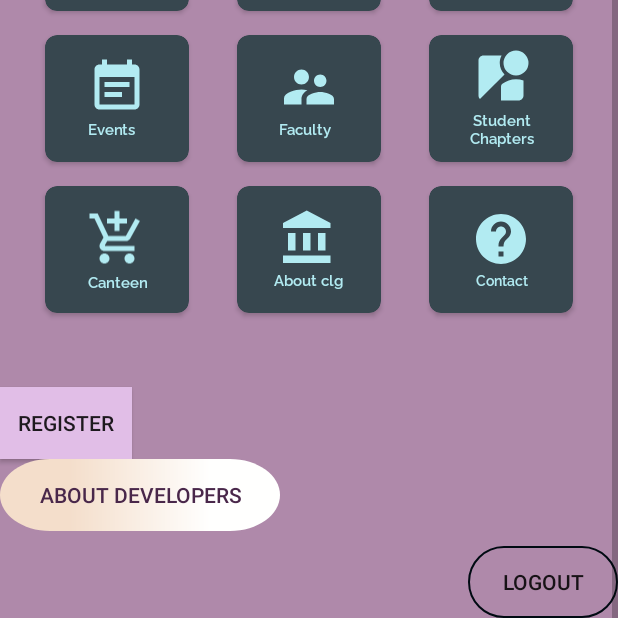
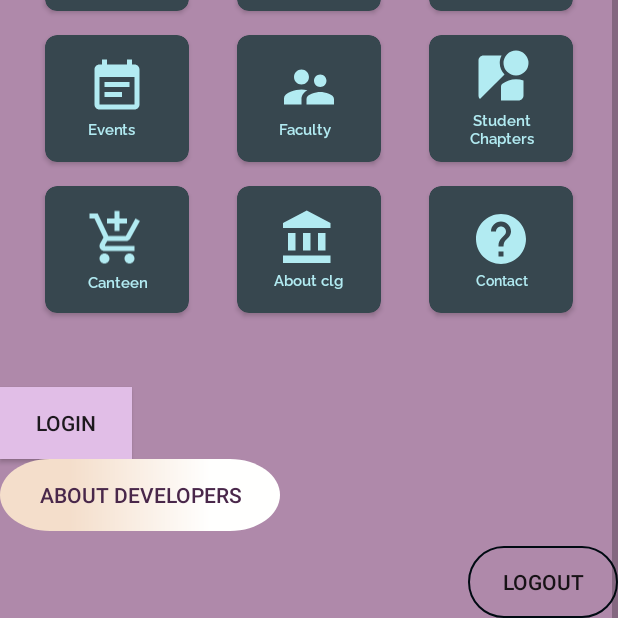
Before and after one commit to sulemanahmed-cyber/MY_MRCE_APP, an Android app: the MainActivity screen opened directly, with no data from a screen before it, scrolled down 330 dp, on a phone screen of 412 x 824 dp, the part 618-1236 px from its top. Run offline under Robolectric (Android 15) with nearby library versions, the phone set to English and light mode, and no system bars; our stand-ins replace Firebase (no records; nobody signed in at launch, a user with empty details on screens opened directly), sdp/ssp sizes; Roboto replaces fonts that are not available here; 1 statement that could not run was skipped.

Commit message:
dimen and buttons

```diff
--- a/app/src/main/java/com/test/mymrceapp/MainActivity.java
+++ b/app/src/main/java/com/test/mymrceapp/MainActivity.java
@@ -52,7 +52,7 @@ public class MainActivity extends AppCompatActivity {
     GridLayout gridLayout;
     ViewPager  viewPager;
     Adapter adapter;
-    Button button,logout1;
+    Button button,logout1,my_login;
     FirebaseAuth fAuth;
 
     List<Model> models;
@@ -68,12 +68,23 @@ public class MainActivity extends AppCompatActivity {
         gridLayout= findViewById(R.id.gridLayout5);
        button = findViewById(R.id.my_abt);
        logout1 = findViewById(R.id.logout1);
+       my_login=findViewById(R.id.my_login);
 
+
+
+       my_login.setOnClickListener(new View.OnClickListener() {
+           @Override
+           public void onClick(View v) {
+               Intent intent=new Intent(getApplicationContext(),my_loginn.class);
+               startActivity(intent);
+
+           }
+       });
       /* button.setOnClickListener(new View.OnClickListener() {
            @Override
-           public void onClick(View v) {
+           public void onClick(View v) {ikirthis
                Intent intent = new Intent(getApplicationContext(),Activity_Register.class);
-               startActivity(intent);
+               startActivity(intent);th
            }
        });
 */
@@ -187,13 +198,13 @@ public class MainActivity extends AppCompatActivity {
                    flipperImages(image);
                }
 
-       v_flipper.setOnClickListener(new View.OnClickListener() {
+    /*   v_flipper.setOnClickListener(new View.OnClickListener() {
            @Override
            public void onClick(View v) {
                Intent intent=new Intent(getApplicationContext(),my_loginn.class);
                startActivity(intent);
            }
-       });
+       });*/
         //toolbar and navigation code <navstarts>
         setUpToolbar();
         navigationView= (NavigationView)findViewById(R.id.navigation_menu);
--- a/app/src/main/res/layout/activity_main.xml
+++ b/app/src/main/res/layout/activity_main.xml
@@ -385,10 +385,10 @@
                     />
 
                 <Button
-                    android:id="@+id/my_reg"
+                    android:id="@+id/my_login"
                     android:layout_width="wrap_content"
                     android:layout_height="wrap_content"
-                    android:text="Register"
+                    android:text="login"
                     android:background="@drawable/draw_ripple_bordered"
                     />
 
```
